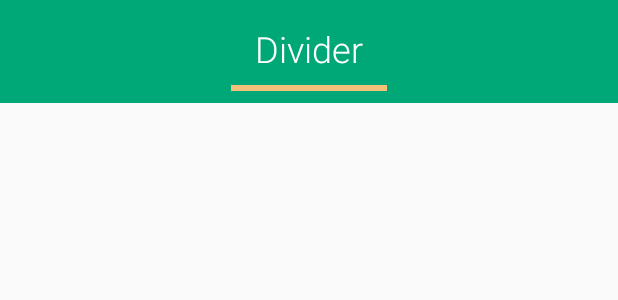
After one commit to 00-00-00/Portfolio, an Android app: the layout item_skill_divider.xml on its own in the app's theme, with its tools: preview values and no code run, on a phone screen of 412 x 824 dp. The commit adds this screen. Shown: the top 300 px of the screen. Run offline under Robolectric (Android 15) with nearby library versions, the phone set to English and light mode, and no system bars.

Commit message:
1. New fragment

```diff
--- a/app/build.gradle
+++ b/app/build.gradle
@@ -26,7 +26,7 @@ android {
     enabled = true
   }
 
-  compileOptions{
+  compileOptions {
     sourceCompatibility JavaVersion.VERSION_1_8
     targetCompatibility JavaVersion.VERSION_1_8
   }
@@ -51,5 +51,7 @@ dependencies {
   compile 'com.squareup.picasso:picasso:2.5.2'
   apt 'com.google.dagger:dagger-compiler:2.0'
   provided 'org.glassfish:javax.annotation:10.0-b28'
+  compile 'com.github.blackfizz:eazegraph:1.2.2@aar'
+  compile 'com.nineoldandroids:library:2.4.0'
   compile project(':model')
 }
--- a/app/src/main/java/com/ground0/portfolio/activity/HomeActivity.java
+++ b/app/src/main/java/com/ground0/portfolio/activity/HomeActivity.java
@@ -41,6 +41,7 @@ public class HomeActivity extends BaseActivity {
     ViewPager viewPager = activityBaseBinding.aBaseViewPager;
 
     tabLayout.addTab(tabLayout.newTab().setIcon(R.drawable.ic_person_outline_white_24dp));
+    tabLayout.addTab(tabLayout.newTab().setIcon(R.drawable.ic_insert_chart_white_24dp));
     tabLayout.addTab(tabLayout.newTab().setIcon(R.drawable.ic_devices_white_24dp));
     viewPager.setAdapter(viewModel.getPagerAdapter());
     viewPager.addOnPageChangeListener(new TabLayout.TabLayoutOnPageChangeListener(tabLayout));
@@ -52,6 +53,9 @@ public class HomeActivity extends BaseActivity {
             getSupportActionBar().setTitle("Bio");
             break;
           case 1:
+            getSupportActionBar().setTitle("Skills");
+            break;
+          case 2:
             getSupportActionBar().setTitle("Projects");
             break;
         }
--- a/app/src/main/java/com/ground0/portfolio/adapter/HomePagerAdapter.java
+++ b/app/src/main/java/com/ground0/portfolio/adapter/HomePagerAdapter.java
@@ -6,6 +6,7 @@ import android.support.v4.app.FragmentStatePagerAdapter;
 import com.ground0.portfolio.core.components.BaseFragment;
 import com.ground0.portfolio.fragment.BioFragment;
 import com.ground0.portfolio.fragment.ProjectFragment;
+import com.ground0.portfolio.fragment.SkillFragment;
 import java.util.ArrayList;
 import java.util.List;
 
@@ -15,9 +16,10 @@ import java.util.List;
 
 public class HomePagerAdapter extends FragmentStatePagerAdapter {
 
-  private static final int PAGE_COUNT = 2;
+  private static final int PAGE_COUNT = 3;
   BioFragment bioFragment = new BioFragment();
   ProjectFragment projectFragment = new ProjectFragment();
+  SkillFragment skillFragment = new SkillFragment();
 
   public HomePagerAdapter(FragmentManager fm) {
     super(fm);
@@ -28,6 +30,8 @@ public class HomePagerAdapter extends FragmentStatePagerAdapter {
       case 0:
         return bioFragment;
       case 1:
+        return skillFragment;
+      case 2:
         return projectFragment;
     }
     return null;
--- a/app/src/main/java/com/ground0/portfolio/core/di/component/ActivityComponent.java
+++ b/app/src/main/java/com/ground0/portfolio/core/di/component/ActivityComponent.java
@@ -9,6 +9,7 @@ import com.ground0.portfolio.core.di.module.BaseActivityModule;
 import com.ground0.portfolio.core.di.module.BaseApplicationModule;
 import com.ground0.portfolio.fragment.BioFragment;
 import com.ground0.portfolio.fragment.ProjectFragment;
+import com.ground0.portfolio.fragment.SkillFragment;
 import dagger.Component;
 
 @PerActivity @Component(dependencies = ApplicationComponent.class, modules = {
@@ -18,4 +19,6 @@ import dagger.Component;
   void inject(BioFragment bioFragment);
 
   void inject(ProjectFragment projectFragment);
+
+  void inject(SkillFragment skillFragment);
 }
--- a/app/src/main/java/com/ground0/portfolio/viewmodel/BioFragmentViewModel.java
+++ b/app/src/main/java/com/ground0/portfolio/viewmodel/BioFragmentViewModel.java
@@ -1,12 +1,10 @@
 package com.ground0.portfolio.viewmodel;
 
-import android.support.v7.widget.RecyclerView;
-import com.ground0.portfolio.adapter.BioRecyclerAdapter;
+import com.ground0.portfolio.adapter.SkillRecyclerAdapter;
 import com.ground0.portfolio.core.viewmodel.BaseFragmentViewModel;
 import com.ground0.portfolio.fragment.BioFragment;
 import java.util.ArrayList;
 import java.util.List;
-import java.util.Objects;
 import javax.inject.Inject;
 
 /**
@@ -15,7 +13,6 @@ import javax.inject.Inject;
 
 public class BioFragmentViewModel extends BaseFragmentViewModel<BioFragment> {
 
-  BioRecyclerAdapter bioRecyclerAdapter;
   List<Object> data = new ArrayList<Object>() {{
     add(new Object());
   }};
--- /dev/null
+++ b/app/src/main/res/layout/fragment_skill.xml
@@ -0,0 +1,6 @@
+<?xml version="1.0" encoding="utf-8"?>
+<android.support.v7.widget.RecyclerView xmlns:android="http://schemas.android.com/apk/res/android"
+    android:layout_width="match_parent"
+    android:layout_height="match_parent"
+    android:id="@+id/f_skill_recycler"
+    />
--- /dev/null
+++ b/app/src/main/res/layout/item_skill_divider.xml
@@ -0,0 +1,32 @@
+<?xml version="1.0" encoding="utf-8"?>
+<RelativeLayout xmlns:android="http://schemas.android.com/apk/res/android"
+    android:layout_width="match_parent"
+    android:layout_height="wrap_content"
+    android:gravity="center"
+    android:orientation="vertical"
+    android:background="@color/colorPrimary"
+    >
+  <TextView
+      android:id="@+id/i_skill_divider_text"
+      android:layout_width="wrap_content"
+      android:layout_height="wrap_content"
+      android:layout_centerHorizontal="true"
+      android:layout_marginBottom="@dimen/view_margin_size1"
+      android:layout_marginTop="@dimen/view_margin_size2"
+      android:paddingLeft="@dimen/view_margin_size2"
+      android:paddingRight="@dimen/view_margin_size2"
+      android:text="Divider"
+      android:textColor="@color/textColorInverse"
+      android:textSize="24sp"
+      />
+
+  <View
+      android:layout_width="wrap_content"
+      android:layout_height="4dp"
+      android:layout_alignLeft="@id/i_skill_divider_text"
+      android:layout_alignRight="@+id/i_skill_divider_text"
+      android:layout_below="@id/i_skill_divider_text"
+      android:layout_marginBottom="@dimen/view_margin_size1"
+      android:background="@color/colorAccent"
+      />
+</RelativeLayout>
```
Also changed, not shown: app/src/main/java/com/ground0/portfolio/adapter/BioRecyclerAdapter.java (deleted, +0 -87 lines), app/src/main/java/com/ground0/portfolio/adapter/SkillRecyclerAdapter.java (added, +107 -0 lines), app/src/main/java/com/ground0/portfolio/fragment/BioFragment.java (+14 -0 lines), app/src/main/java/com/ground0/portfolio/fragment/SkillFragment.java (added, +52 -0 lines), app/src/main/java/com/ground0/portfolio/viewmodel/SkillFragmentViewModel.java (added, +30 -0 lines), app/src/main/res/drawable/ic_insert_chart_white_24dp.xml (added, +9 -0 lines), app/src/main/res/layout/item_bio_primary.xml (deleted, +0 -51 lines), app/src/main/res/layout/item_skill.xml (added, +40 -0 lines).
